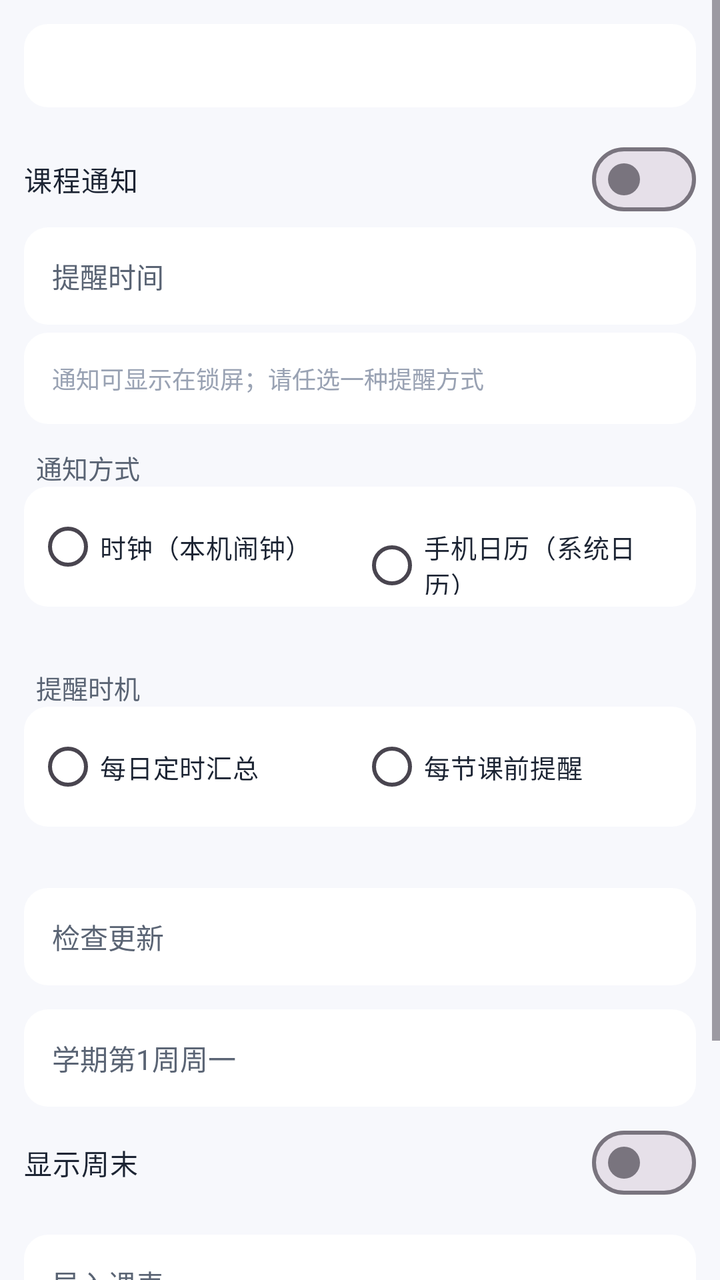
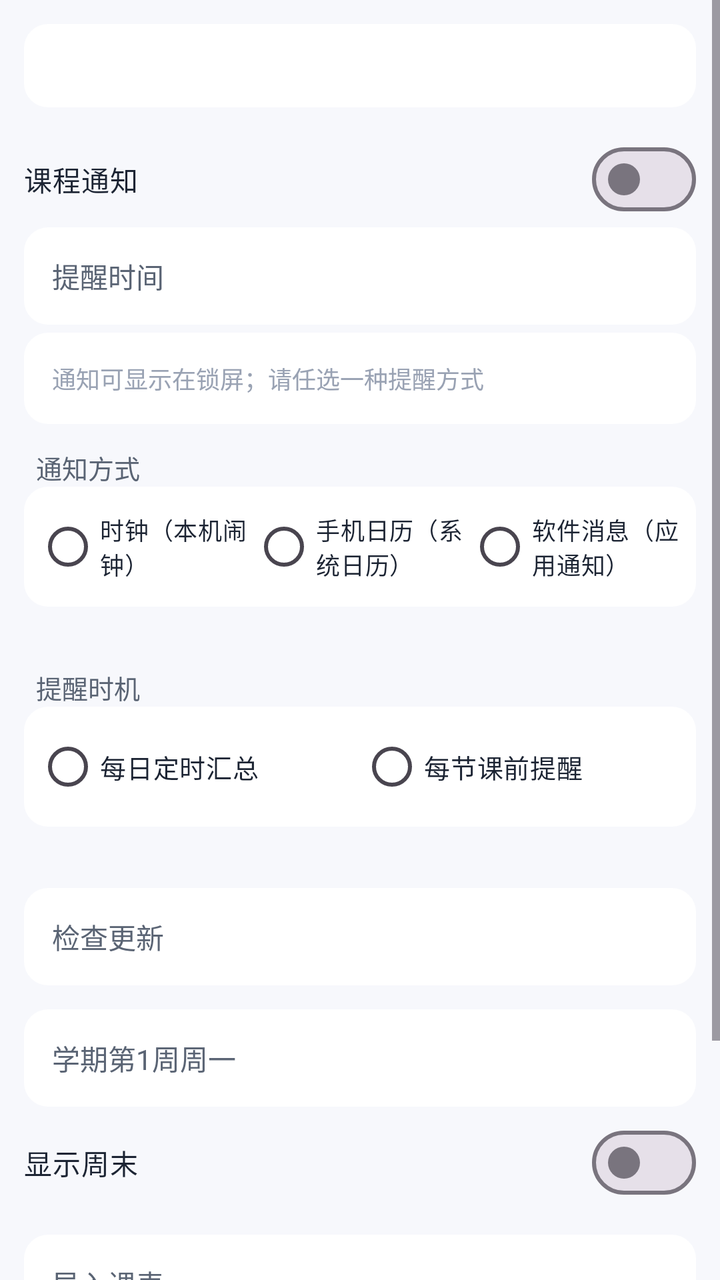

The first picture is an Android layout as it rendered before a commit; the second is the same layout after the commit. The layout source and the unified diff follow.
<!-- AndroidManifest.xml: application theme Theme.CourseTable -->
<!-- res/layout/fragment_settings.xml -->
<?xml version="1.0" encoding="utf-8"?>
<ScrollView xmlns:android="http://schemas.android.com/apk/res/android"
    xmlns:app="http://schemas.android.com/apk/res-auto"
    android:layout_width="match_parent"
    android:layout_height="match_parent"
    android:fillViewport="true">

    <LinearLayout
        android:layout_width="match_parent"
        android:layout_height="wrap_content"
        android:orientation="vertical"
        android:padding="12dp">

        <TextView
            android:id="@+id/settingsScheduleInfo"
            android:layout_width="match_parent"
            android:layout_height="wrap_content"
            android:background="@drawable/bg_card"
            android:padding="12dp"
            android:textColor="@color/ink_2"
            android:textSize="13sp" />

        <com.google.android.material.materialswitch.MaterialSwitch
            android:id="@+id/swNotify"
            android:layout_width="match_parent"
            android:layout_height="wrap_content"
            android:layout_marginTop="12dp"
            android:paddingVertical="10dp"
            android:text="@string/pref_notify_title"
            android:textColor="@color/ink" />

        <TextView
            android:id="@+id/rowNotifyTime"
            android:layout_width="match_parent"
            android:layout_height="wrap_content"
            android:background="@drawable/bg_card"
            android:clickable="true"
            android:focusable="true"
            android:padding="14dp"
            android:text="@string/pref_notify_time"
            android:textColor="@color/ink_2"
            android:textSize="14sp" />

        <TextView
            android:layout_width="match_parent"
            android:layout_height="wrap_content"
            android:layout_marginTop="4dp"
            android:background="@drawable/bg_card"
            android:padding="14dp"
            android:text="通知可显示在锁屏；请任选一种提醒方式"
            android:textColor="@color/ink_3"
            android:textSize="12sp" />

        <TextView
            android:layout_width="match_parent"
            android:layout_height="wrap_content"
            android:layout_marginTop="12dp"
            android:paddingHorizontal="6dp"
            android:text="通知方式"
            android:textColor="@color/ink_2"
            android:textSize="13sp" />

        <RadioGroup
            android:id="@+id/rgVia"
            android:layout_width="match_parent"
            android:layout_height="wrap_content"
            android:background="@drawable/bg_card"
            android:orientation="horizontal"
            android:padding="6dp">

            <RadioButton
                android:id="@+id/rbClock"
                android:layout_width="0dp"
                android:layout_height="wrap_content"
                android:layout_weight="1"
                android:buttonTint="@color/brand"
                android:text="时钟（本机闹钟）"
                android:textColor="@color/ink"
                android:textSize="13sp" />

            <RadioButton
                android:id="@+id/rbCalendar"
                android:layout_width="0dp"
                android:layout_height="wrap_content"
                android:layout_weight="1"
                android:buttonTint="@color/brand"
                android:text="手机日历（系统日历）"
                android:textColor="@color/ink"
                android:textSize="13sp" />
        </RadioGroup>

        <TextView
            android:id="@+id/rowViaHint"
            android:layout_width="match_parent"
            android:layout_height="wrap_content"
            android:paddingHorizontal="8dp"
            android:paddingTop="4dp"
            android:textColor="@color/ink_3"
            android:textSize="11sp" />

        <TextView
            android:id="@+id/rowTimingLabel"
            android:layout_width="match_parent"
            android:layout_height="wrap_content"
            android:layout_marginTop="12dp"
            android:paddingHorizontal="6dp"
            android:text="提醒时机"
            android:textColor="@color/ink_2"
            android:textSize="13sp" />

        <RadioGroup
            android:id="@+id/rgMode"
            android:layout_width="match_parent"
            android:layout_height="wrap_content"
            android:background="@drawable/bg_card"
            android:orientation="horizontal"
            android:padding="6dp">

            <RadioButton
                android:id="@+id/rbDaily"
                android:layout_width="0dp"
                android:layout_height="wrap_content"
                android:layout_weight="1"
                android:buttonTint="@color/brand"
                android:text="每日定时汇总"
                android:textColor="@color/ink"
                android:textSize="13sp" />

            <RadioButton
                android:id="@+id/rbClass"
                android:layout_width="0dp"
                android:layout_height="wrap_content"
                android:layout_weight="1"
                android:buttonTint="@color/brand"
                android:text="每节课前提醒"
                android:textColor="@color/ink"
                android:textSize="13sp" />
        </RadioGroup>

        <TextView
            android:id="@+id/rowLead"
            android:layout_width="match_parent"
            android:layout_height="wrap_content"
            android:background="@drawable/bg_card"
            android:clickable="true"
            android:focusable="true"
            android:padding="14dp"
            android:textColor="@color/ink_2"
            android:textSize="14sp"
            android:visibility="gone" />

        <TextView
            android:id="@+id/rowModeHint"
            android:layout_width="match_parent"
            android:layout_height="wrap_content"
            android:paddingHorizontal="8dp"
            android:paddingTop="4dp"
            android:textColor="@color/ink_3"
            android:textSize="11sp" />

        <TextView
            android:id="@+id/rowUpdate"
            android:layout_width="match_parent"
            android:layout_height="wrap_content"
            android:layout_marginTop="12dp"
            android:background="@drawable/bg_card"
            android:clickable="true"
            android:focusable="true"
            android:padding="14dp"
            android:text="检查更新"
            android:textColor="@color/ink_2"
            android:textSize="14sp" />

        <TextView
            android:id="@+id/rowTermStart"
            android:layout_width="match_parent"
            android:layout_height="wrap_content"
            android:layout_marginTop="12dp"
            android:background="@drawable/bg_card"
            android:clickable="true"
            android:focusable="true"
            android:padding="14dp"
            android:text="@string/pref_term_start"
            android:textColor="@color/ink_2"
            android:textSize="14sp" />

        <com.google.android.material.materialswitch.MaterialSwitch
            android:id="@+id/swWeekend"
            android:layout_width="match_parent"
            android:layout_height="wrap_content"
            android:layout_marginTop="4dp"
            android:paddingVertical="10dp"
            android:text="@string/pref_weekend"
            android:textColor="@color/ink" />

        <TextView
            android:id="@+id/rowImport"
            android:layout_width="match_parent"
            android:layout_height="wrap_content"
            android:layout_marginTop="12dp"
            android:background="@drawable/bg_card"
            android:clickable="true"
            android:focusable="true"
            android:padding="14dp"
            android:text="@string/pref_import_here"
            android:textColor="@color/ink_2"
            android:textSize="14sp" />

        <TextView
            android:id="@+id/rowClear"
            android:layout_width="match_parent"
            android:layout_height="wrap_content"
            android:background="@drawable/bg_card"
            android:clickable="true"
            android:focusable="true"
            android:padding="14dp"
            android:text="@string/pref_clear"
            android:textColor="@color/accent_warn"
            android:textSize="14sp" />

        <TextView
            android:id="@+id/rowAbout"
            android:layout_width="match_parent"
            android:layout_height="wrap_content"
            android:layout_marginTop="12dp"
            android:background="@drawable/bg_card"
            android:clickable="true"
            android:focusable="true"
            android:padding="14dp"
            android:text="@string/pref_about"
            android:textColor="@color/ink_2"
            android:textSize="14sp" />
    </LinearLayout>
</ScrollView>
<!-- resources referenced by this layout -->
<resources>
  <color name="accent_warn">#E0703F</color>
  <color name="brand">#3F6AE0</color>
  <color name="ink">#1C2433</color>
  <color name="ink_2">#5A6474</color>
  <color name="ink_3">#99A2B3</color>
  <!-- drawable bg_card (drawable) -->
  <?xml version="1.0" encoding="utf-8"?>
  <shape xmlns:android="http://schemas.android.com/apk/res/android" android:shape="rectangle">
      <solid android:color="@color/card" />
      <corners android:radius="12dp" />
  </shape>
  <string name="pref_about">关于</string>
  <string name="pref_clear">清除课表</string>
  <string name="pref_import_here">导入课表…</string>
  <string name="pref_notify_time">提醒时间</string>
  <string name="pref_notify_title">课程通知</string>
  <string name="pref_term_start">学期第1周周一</string>
  <string name="pref_weekend">显示周末</string>
  <style name="Theme.CourseTable" parent="Theme.Material3.Light.NoActionBar">
          <item name="colorPrimary">@color/brand</item>
          <item name="colorOnPrimary">@color/card</item>
          <item name="colorPrimaryContainer">@color/brand_light</item>
          <item name="colorOnPrimaryContainer">@color/brand_dark</item>
          <item name="android:windowBackground">@color/bg</item>
          <item name="android:statusBarColor">@color/bg</item>
          <item name="android:windowLightStatusBar">true</item>
      </style>
  <color name="card">#FFFFFF</color>
  <color name="brand_light">#E8EEFC</color>
  <color name="brand_dark">#2C4FAD</color>
  <color name="bg">#F7F8FC</color>
</resources>

<!-- the commit's change to res/layout/fragment_settings.xml (unified diff, before → after) -->
@@ -76,7 +76,7 @@
                 android:buttonTint="@color/brand"
                 android:text="时钟（本机闹钟）"
                 android:textColor="@color/ink"
-                android:textSize="13sp" />
+                android:textSize="12sp" />
 
             <RadioButton
                 android:id="@+id/rbCalendar"
@@ -86,7 +86,17 @@
                 android:buttonTint="@color/brand"
                 android:text="手机日历（系统日历）"
                 android:textColor="@color/ink"
-                android:textSize="13sp" />
+                android:textSize="12sp" />
+
+            <RadioButton
+                android:id="@+id/rbApp"
+                android:layout_width="0dp"
+                android:layout_height="wrap_content"
+                android:layout_weight="1"
+                android:buttonTint="@color/brand"
+                android:text="软件消息（应用通知）"
+                android:textColor="@color/ink"
+                android:textSize="12sp" />
         </RadioGroup>
 
         <TextView
@@ -99,6 +109,20 @@
             android:textSize="11sp" />
 
         <TextView
+            android:id="@+id/rowClearCalSync"
+            android:layout_width="match_parent"
+            android:layout_height="wrap_content"
+            android:layout_marginTop="6dp"
+            android:background="@drawable/bg_card"
+            android:clickable="true"
+            android:focusable="true"
+            android:padding="14dp"
+            android:text="消除日历同步"
+            android:textColor="@color/accent_warn"
+            android:textSize="14sp"
+            android:visibility="gone" />
+
+        <TextView
             android:id="@+id/rowTimingLabel"
             android:layout_width="match_parent"
             android:layout_height="wrap_content"
